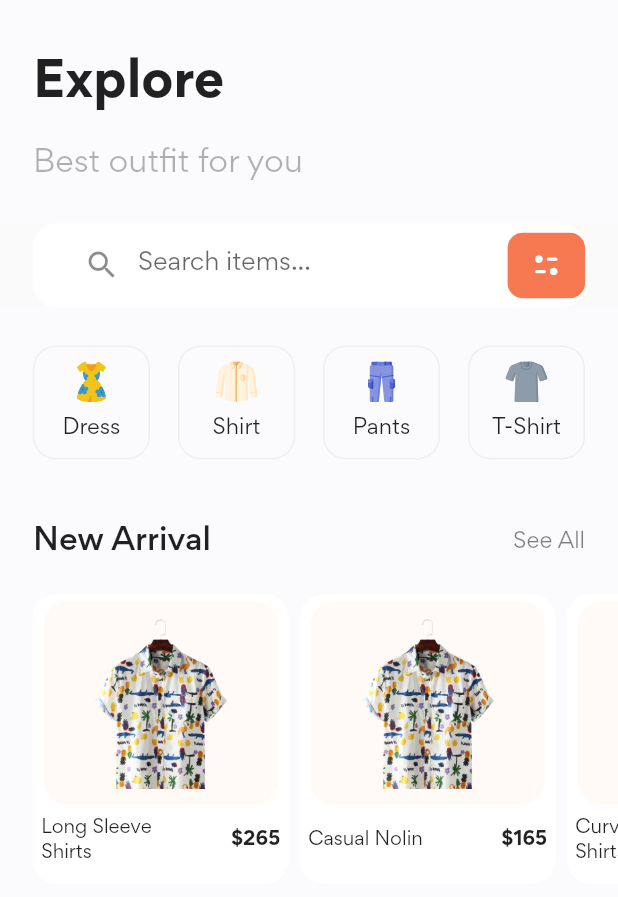
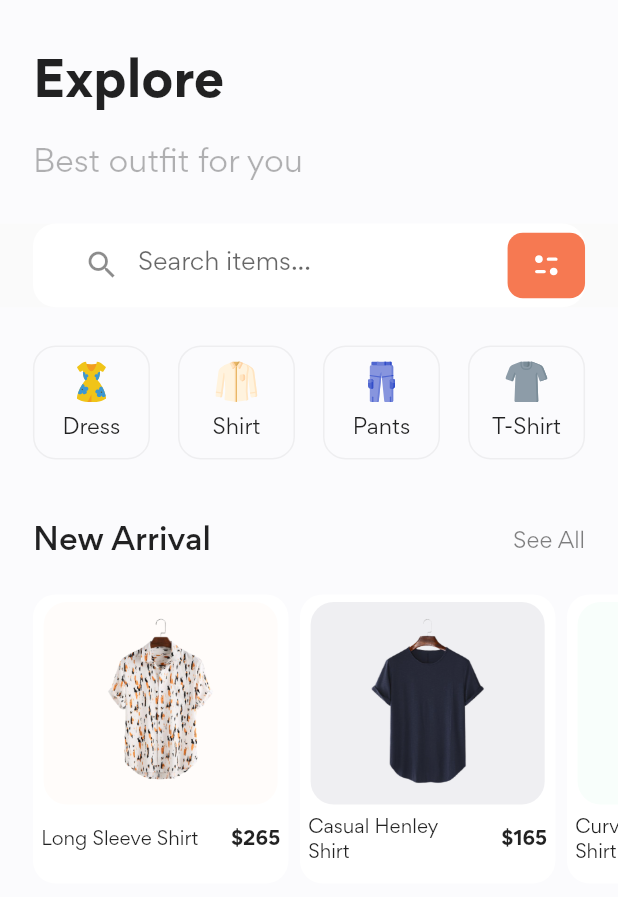
Before and after one commit to Mohamed-Gibreel/Stylish, a Flutter app: the Homepage widget shown alone on an empty page, opened directly, on a phone screen of 412 x 824 dp. Shown: the top 897 px of the screen. Run offline on Flutter 3.47's test engine with Material 2 defaults, Android fonts, the phone set to English and light mode, and no system bars; our stand-ins replace bloc, equatable, flutter_bloc, flutter_screenutil, flutter_svg; generated files the repository leaves out were written again.

```diff
--- a/lib/authentication/view/signup.dart
+++ b/lib/authentication/view/signup.dart
@@ -243,7 +243,9 @@ class _SignUpScreenState extends State<SignUpScreen> {
                         child: Text(
                           'I accept all the Terms & Conditions',
                           style: TextStyle(
-                              fontSize: 12.sp, fontWeight: FontWeight.w400),
+                            fontSize: 12.sp,
+                            fontWeight: FontWeight.w400,
+                          ),
                         ),
                       ),
                     ],
--- a/lib/modules/homepage/views/homepage.dart
+++ b/lib/modules/homepage/views/homepage.dart
@@ -138,20 +138,46 @@ class Homepage extends StatelessWidget {
                     },
                     child: const ProductCard(
                       heroTag: 'shirt-1',
-                      icon: 'assets/products/shirt-1.png',
+                      icon: 'assets/products/shirt-5.png',
                       price: 265,
-                      title: 'Long Sleeve Shirts',
+                      title: 'Long Sleeve Shirt',
+                      bgColor: 'FFFAF6',
+                      opacity: .56,
                     ),
+                  ),
+                  const ProductCard(
+                    icon: 'assets/products/shirt-6.png',
+                    price: 165,
+                    title: 'Casual Henley Shirt',
+                    // bgColor: 'EFEFF2',
+                  ),
+                  const ProductCard(
+                    icon: 'assets/products/shirt-4.png',
+                    price: 165,
+                    title: 'Curved Hem Shirt',
+                    bgColor: 'EDFDF4',
+                    opacity: .4,
+                  ),
+                  const ProductCard(
+                    icon: 'assets/products/shirt-3.png',
+                    price: 165,
+                    title: 'Curved Hem Shirt',
+                    bgColor: '8E8F86',
+                    opacity: .15,
                   ),
                   const ProductCard(
                     icon: 'assets/products/shirt-1.png',
                     price: 165,
-                    title: 'Casual Nolin',
+                    title: 'Curved Hem Shirt',
+                    // bgColor: 'EFEFF2',
+                    opacity: .15,
                   ),
                   const ProductCard(
-                    icon: 'assets/products/shirt-1.png',
+                    icon: 'assets/products/shirt-2.png',
                     price: 165,
-                    title: 'Curved Hem Shirts',
+                    title: 'Casual Nolin',
+                    bgColor: 'DDFEF9',
+                    opacity: .29,
                   ),
                 ],
               ),
--- a/lib/modules/landingpage/components/product_card.dart
+++ b/lib/modules/landingpage/components/product_card.dart
@@ -6,11 +6,15 @@ class ProductCard extends StatelessWidget {
     Key? key,
     required this.icon,
     this.heroTag,
+    this.bgColor = 'EFEFF2',
+    this.opacity = 1,
     required this.price,
     required this.title,
   }) : super(key: key);
   final String icon;
   final int price;
+  final double opacity;
+  final String bgColor;
   final String title;
   final String? heroTag;
 
@@ -32,7 +36,7 @@ class ProductCard extends StatelessWidget {
             height: 133.h,
             width: 142.w,
             decoration: BoxDecoration(
-              color: const Color(0xFFFFFAF6),
+              color: Color(int.parse(bgColor, radix: 16)).withOpacity(opacity),
               borderRadius: BorderRadius.circular(15.r),
             ),
             child: Hero(
--- a/lib/modules/navigation/components/custom_bottom_nav_bar_item.dart
+++ b/lib/modules/navigation/components/custom_bottom_nav_bar_item.dart
@@ -1,7 +1,6 @@
 import 'package:flutter/material.dart';
 import 'package:flutter_screenutil/flutter_screenutil.dart';
 import 'package:flutter_svg/svg.dart';
-import 'package:stylish/util/constants.dart';
 
 class CustomBottomNavBarItem extends StatelessWidget {
   const CustomBottomNavBarItem({Key? key, required this.icon})
--- a/lib/modules/onboarding/view/onboarding.dart
+++ b/lib/modules/onboarding/view/onboarding.dart
@@ -1,7 +1,6 @@
 import 'package:flutter/material.dart';
 import 'package:flutter_screenutil/flutter_screenutil.dart';
 import 'package:stylish/l10n/l10n.dart';
-import 'package:stylish/modules/onboarding/view/second-onboarding.dart';
 import 'package:stylish/util/constants.dart';
 
 class Onboarding extends StatelessWidget {
--- a/lib/modules/onboarding/view/second-onboarding.dart
+++ b/lib/modules/onboarding/view/second-onboarding.dart
@@ -1,9 +1,6 @@
 import 'package:flutter/material.dart';
-import 'package:flutter_bloc/flutter_bloc.dart';
 import 'package:flutter_screenutil/flutter_screenutil.dart';
 import 'package:stylish/l10n/l10n.dart';
-import 'package:stylish/modules/navigation/cubit/navigation_cubit.dart';
-import 'package:stylish/modules/onboarding/view/third-onboarding.dart';
 import 'package:stylish/util/constants.dart';
 
 class SecondOnboarding extends StatefulWidget {
--- a/lib/modules/onboarding/view/third-onboarding.dart
+++ b/lib/modules/onboarding/view/third-onboarding.dart
@@ -1,6 +1,5 @@
 import 'package:flutter/material.dart';
 import 'package:flutter_screenutil/flutter_screenutil.dart';
-import 'package:stylish/authentication/authentication.dart';
 import 'package:stylish/l10n/l10n.dart';
 import 'package:stylish/util/constants.dart';
 
--- a/lib/modules/profile/views/profile.dart
+++ b/lib/modules/profile/views/profile.dart
@@ -57,7 +57,9 @@ class ProfileScreen extends StatelessWidget {
                     Text(
                       'Mohamed Gibreel',
                       style: TextStyle(
-                          fontSize: 24.sp, fontWeight: FontWeight.w500),
+                        fontSize: 24.sp,
+                        fontWeight: FontWeight.w500,
+                      ),
                     ),
                     SizedBox(
                       height: 4.h,
```
Also changed, not shown: lib/modules/landingpage/components/sidebar.dart (+16 -7 lines), lib/modules/landingpage/models/sidebar_item_model.dart (+5 -3 lines), lib/modules/product/cubit/product_cubit.dart (added, +8 -0 lines), lib/modules/product/cubit/product_state.dart (added, +9 -0 lines).
